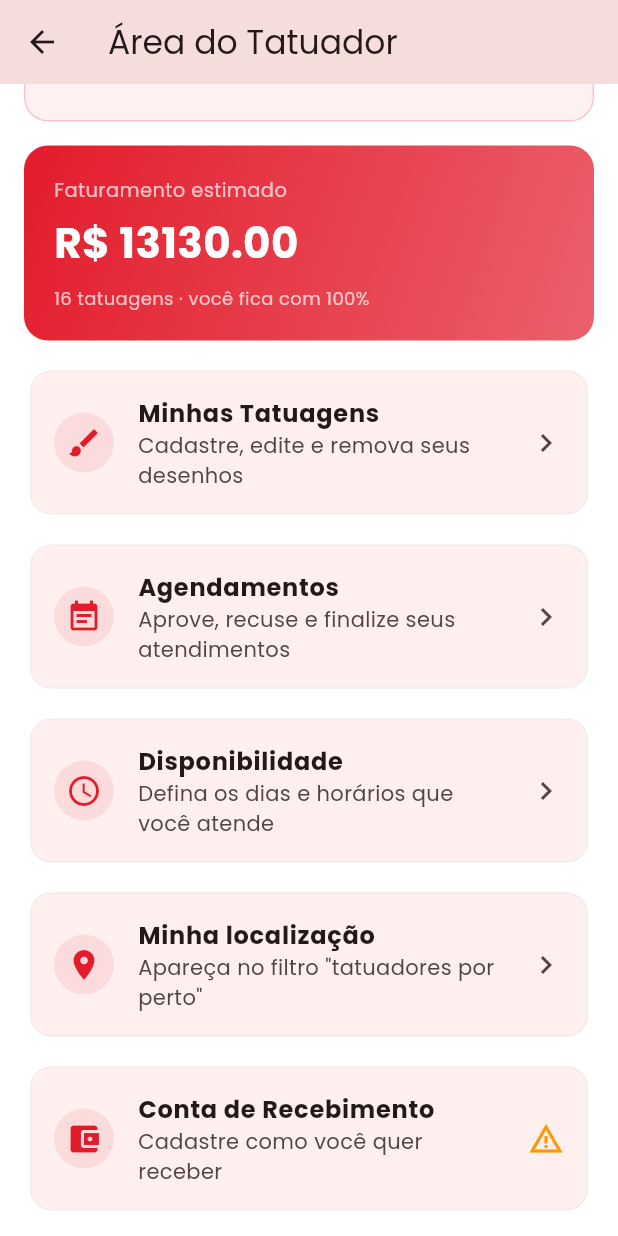
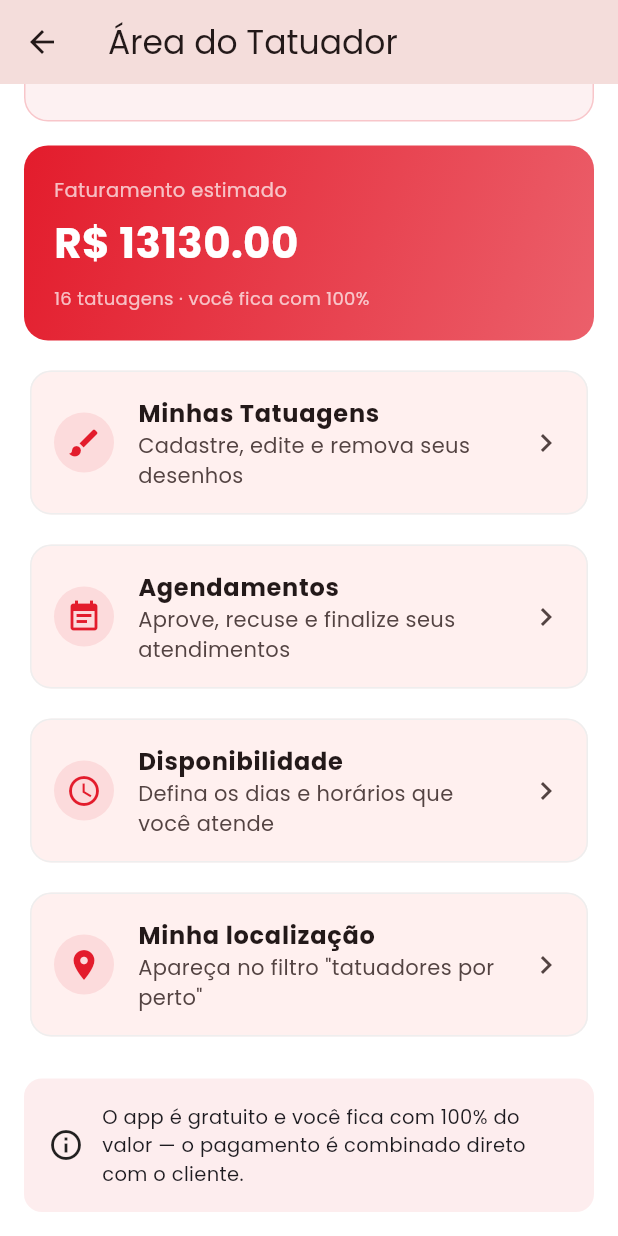
Before and after one commit to FabbSantos/gotattoo, a Flutter app: the ArtistDashboardPage screen opened directly, scrolled down 196 dp, on a phone screen of 412 x 824 dp. Run offline on Flutter 3.47's test engine with Material 3 defaults, Android fonts, the phone set to English and light mode, and no system bars; our stand-ins replace dartz, equatable, firebase_core, firebase_messaging, flutter_bloc, flutter_local_notifications and 11 more; missing offline and left inert: flutter_stripe; accounts and stored records are empty.

Commit message:
feat: hide payout card, show ad on empty catalog
- Hide "Conta de Recebimento" from the artist dashboard (P2P, unused for now)
- Empty product grid still surfaces a native ad below the empty message

Co-Authored-By: Claude Opus 4.8 <noreply@anthropic.com>

```diff
--- a/lib/presentation/pages/artist/artist_dashboard_page.dart
+++ b/lib/presentation/pages/artist/artist_dashboard_page.dart
@@ -7,15 +7,12 @@ import '../../bloc/auth/auth_state.dart';
 import '../../bloc/product/product_bloc.dart';
 import '../../bloc/product/product_event.dart';
 import '../../bloc/product/product_state.dart';
-import '../../bloc/session/session_cubit.dart';
-import '../../bloc/session/session_state.dart';
 import '../user/edit_profile_page.dart';
 import 'artist_bookings_page.dart';
 import 'artist_location_page.dart';
 import 'artist_profile_page.dart';
 import 'availability_page.dart';
 import 'manage_tattoos_page.dart';
-import 'payout_account_page.dart';
 
 /// Home for the artist experience: estimated earnings, manage tattoos and the
 /// payout account.
@@ -100,27 +97,6 @@ class ArtistDashboardPage extends StatelessWidget {
                 context,
                 MaterialPageRoute(builder: (_) => const ArtistLocationPage()),
               ),
-            ),
-            const SizedBox(height: 12),
-            BlocBuilder<SessionCubit, SessionState>(
-              builder: (context, state) {
-                return _DashboardCard(
-                  icon: Icons.account_balance_wallet,
-                  title: 'Conta de Recebimento',
-                  subtitle: state.hasPayoutAccount
-                      ? 'PayPal: ${state.payoutAccount!.identifier}'
-                      : 'Cadastre como você quer receber',
-                  trailing: state.hasPayoutAccount
-                      ? const Icon(Icons.check_circle, color: Colors.green)
-                      : const Icon(Icons.warning_amber, color: Colors.orange),
-                  onTap: () => Navigator.push(
-                    context,
-                    MaterialPageRoute(
-                      builder: (_) => const PayoutAccountPage(),
-                    ),
-                  ),
-                );
-              },
             ),
             const SizedBox(height: 24),
             Container(
@@ -349,7 +325,6 @@ class _DashboardCard extends StatelessWidget {
   final IconData icon;
   final String title;
   final String subtitle;
-  final Widget? trailing;
   final VoidCallback onTap;
 
   const _DashboardCard({
@@ -357,7 +332,6 @@ class _DashboardCard extends StatelessWidget {
     required this.title,
     required this.subtitle,
     required this.onTap,
-    this.trailing,
   });
 
   @override
@@ -376,7 +350,7 @@ class _DashboardCard extends StatelessWidget {
         ),
         title: Text(title, style: const TextStyle(fontWeight: FontWeight.bold)),
         subtitle: Text(subtitle),
-        trailing: trailing ?? const Icon(Icons.chevron_right),
+        trailing: const Icon(Icons.chevron_right),
         onTap: onTap,
       ),
     );
```
Also changed, not shown: lib/presentation/widgets/components/home/product_grid.dart (+21 -5 lines).
